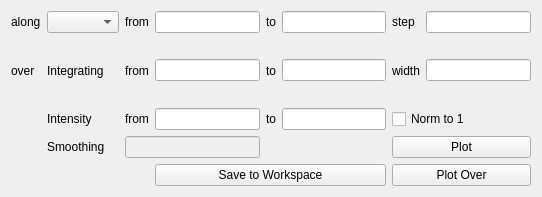
Old version of the form mslice/widgets/cut/cut.ui in the repository mantidproject/mslice.
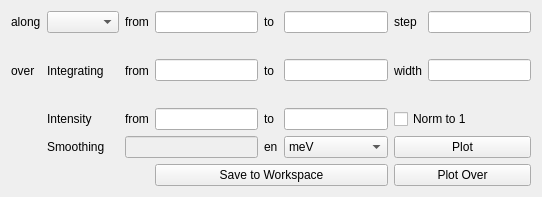
New version of the form.

```diff
--- a/mslice/widgets/cut/cut.ui
+++ b/mslice/widgets/cut/cut.ui
@@ -144,6 +144,27 @@
        </property>
       </widget>
      </item>
+     <item row="3" column="4">
+      <widget class="QLabel" name="labCutEUnits">
+       <property name="text">
+        <string>en</string>
+       </property>
+      </widget>
+     </item>
+     <item row="3" column="5">
+      <widget class="QComboBox" name="cmbCutEUnits">
+       <item>
+        <property name="text">
+         <string>meV</string>
+        </property>
+       </item>
+       <item>
+        <property name="text">
+         <string>cm-1</string>
+        </property>
+       </item>
+      </widget>
+     </item>
      <item row="3" column="6" colspan="2">
       <widget class="QPushButton" name="btnCutPlot">
        <property name="text">
```
